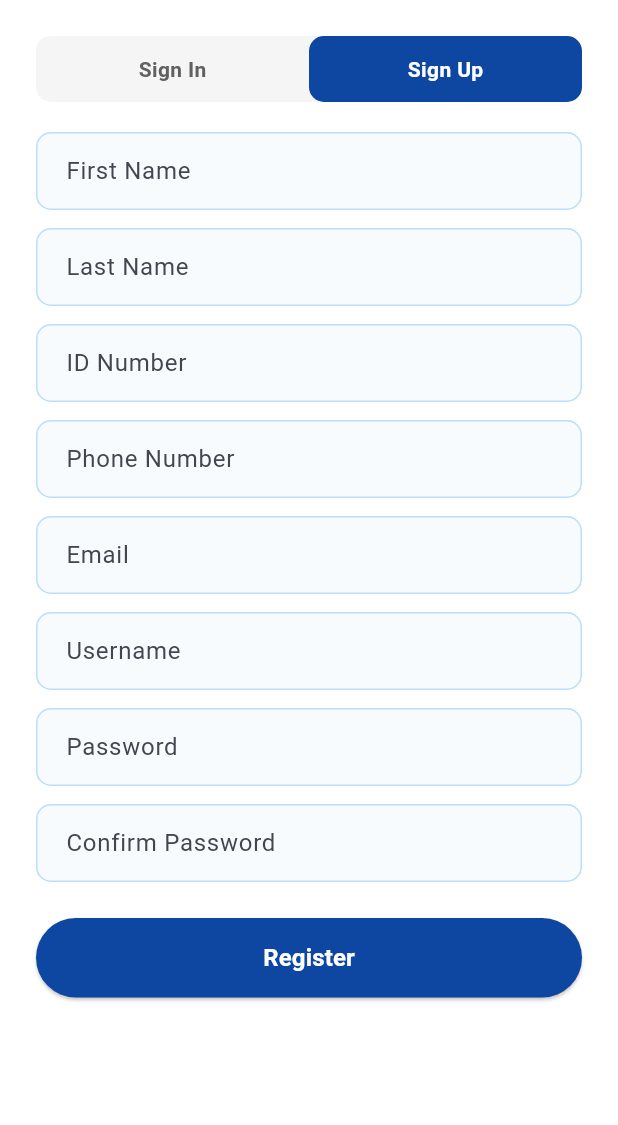
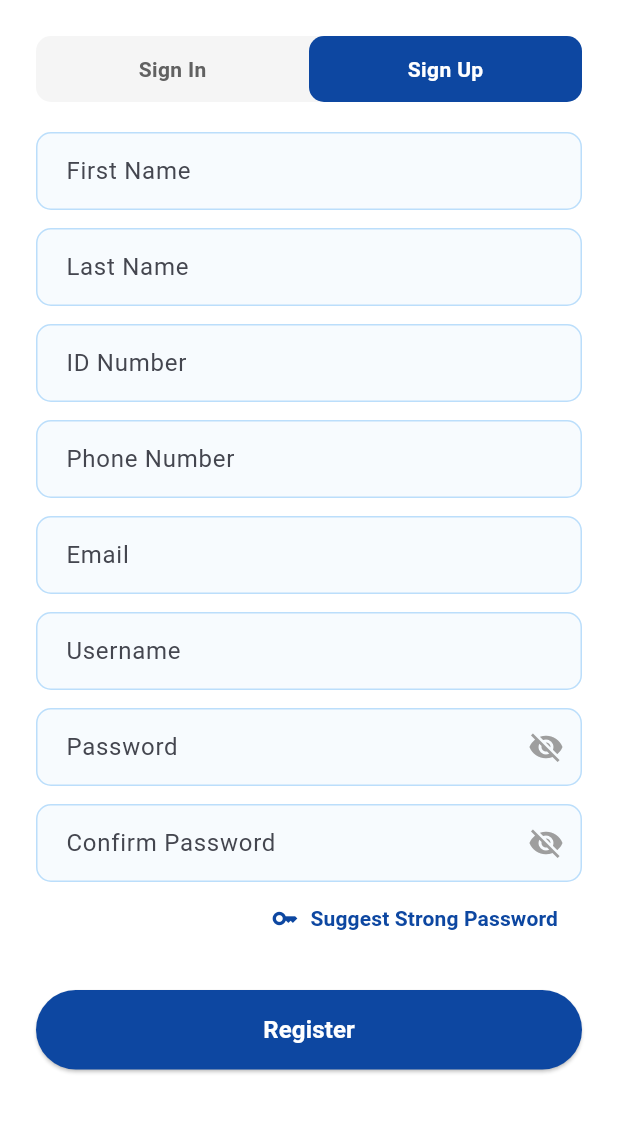
Before and after one commit to danielmokombugua/Furaha_dental_clinic, a Flutter app: the screen it shows after launch, on a phone screen of 412 x 824 dp, the part 111-1236 px from its top. Run offline on Flutter 3.47's test engine with Material 3 defaults, Android fonts, the phone set to English and light mode, and no system bars; our stand-ins replace cloud_firestore, firebase_auth, firebase_core; accounts and stored records are empty.

Commit message:
password generator stuff

```diff
--- a/lib/main.dart
+++ b/lib/main.dart
@@ -3,6 +3,7 @@ import 'package:firebase_core/firebase_core.dart';
 import 'package:firebase_auth/firebase_auth.dart';
 import 'package:cloud_firestore/cloud_firestore.dart';
 import 'dashboard_screen.dart';
+import 'password.dart'; // Ensure this matches your service file name
 
 void main() async {
   WidgetsFlutterBinding.ensureInitialized();
@@ -40,7 +41,7 @@ class FurahaDentalApp extends StatelessWidget {
           ),
           focusedBorder: OutlineInputBorder(
             borderRadius: BorderRadius.circular(10),
-            borderSide: const BorderSide(color: Color(0xFF0D47A1), width: 1.8),
+            borderSide: const BorderSide(color: const Color(0xFF0D47A1), width: 1.8),
           ),
         ),
       ),
@@ -59,6 +60,7 @@ class AuthScreen extends StatefulWidget {
 class _AuthScreenState extends State<AuthScreen> {
   bool isSignUp = true;
 
+  // Text Controllers
   final _firstNameController = TextEditingController();
   final _lastNameController = TextEditingController();
   final _idNumberController = TextEditingController();
@@ -70,6 +72,11 @@ class _AuthScreenState extends State<AuthScreen> {
 
   final _loginIdentifierController = TextEditingController();
   final _loginPasswordController = TextEditingController();
+
+  // Visibility Toggles
+  bool _obscurePassword = true;
+  bool _obscureConfirmPassword = true;
+  bool _obscureLoginPassword = true;
 
   String? errorMessage;
 
@@ -138,26 +145,24 @@ class _AuthScreenState extends State<AuthScreen> {
       );
 
       if (mounted) {
-        // 3. Success -> Show Pop-up Dialog then Navigate
-        if (mounted) {
         showDialog(
           context: context,
-            barrierDismissible: false, // Prevents closing by tapping outside
+          barrierDismissible: false,
           builder: (BuildContext context) {
             return AlertDialog(
               shape: RoundedRectangleBorder(borderRadius: BorderRadius.circular(12)),
               title: const Row(
                 children: [
-                    Icon(Icons.check_circle, color: Color(0xFF2E7D32)), // Accent Green
+                  Icon(Icons.check_circle, color: Color(0xFF2E7D32)),
                   SizedBox(width: 8),
-                    Text('Registration Successful', style: TextStyle(fontSize: 18)),
+                  Text('Login Successful', style: TextStyle(fontSize: 18)),
                 ],
               ),
-                content: const Text('Your patient profile has been created. Welcome to Furaha Dental Clinic!'),
+              content: const Text('Welcome back to Furaha Dental Clinic!'),
               actions: [
                 TextButton(
                   onPressed: () {
-                      Navigator.of(context).pop(); // Closes the pop-up
+                    Navigator.of(context).pop();
                     Navigator.pushReplacement(
                       context,
                       MaterialPageRoute(builder: (context) => const DashboardScreen()),
@@ -172,7 +177,6 @@ class _AuthScreenState extends State<AuthScreen> {
             );
           },
         );
-        }
       }
     } on FirebaseAuthException catch (e) {
       setState(() => errorMessage = e.message ?? 'Invalid email or password.');
@@ -287,10 +291,81 @@ class _AuthScreenState extends State<AuthScreen> {
                 const SizedBox(height: 12),
                 TextField(controller: _usernameController, decoration: const InputDecoration(labelText: 'Username')),
                 const SizedBox(height: 12),
-                TextField(controller: _passwordController, obscureText: true, decoration: const InputDecoration(labelText: 'Password')),
+
+                // Updated Password Field
+                TextField(
+                    controller: _passwordController,
+                    obscureText: _obscurePassword,
+                    decoration: InputDecoration(
+                      labelText: 'Password',
+                      suffixIcon: IconButton(
+                        icon: Icon(
+                          _obscurePassword ? Icons.visibility_off : Icons.visibility,
+                          color: Colors.grey,
+                        ),
+                        onPressed: () {
+                          setState(() {
+                            _obscurePassword = !_obscurePassword;
+                          });
+                        },
+                      ),
+                    )
+                ),
                 const SizedBox(height: 12),
-                TextField(controller: _confirmPasswordController, obscureText: true, decoration: const InputDecoration(labelText: 'Confirm Password')),
+
+                // Updated Confirm Password Field
+                TextField(
+                    controller: _confirmPasswordController,
+                    obscureText: _obscureConfirmPassword,
+                    decoration: InputDecoration(
+                      labelText: 'Confirm Password',
+                      suffixIcon: IconButton(
+                        icon: Icon(
+                          _obscureConfirmPassword ? Icons.visibility_off : Icons.visibility,
+                          color: Colors.grey,
+                        ),
+                        onPressed: () {
+                          setState(() {
+                            _obscureConfirmPassword = !_obscureConfirmPassword;
+                          });
+                        },
+                      ),
+                    )
+                ),
+
+                // Aligned Generate Password Button
+                Align(
+                  alignment: Alignment.centerRight,
+                  child: TextButton.icon(
+                    onPressed: () async {
+                      final String generated = await NativePasswordService.getPassword(16);
+
+                      setState(() {
+                        _passwordController.text = generated;
+                        _confirmPasswordController.text = generated;
+                        // Optional: Automatically reveal the passwords when generated
+                        _obscurePassword = false;
+                        _obscureConfirmPassword = false;
+                      });
+
+                      if (mounted) {
+                        ScaffoldMessenger.of(context).showSnackBar(
+                          const SnackBar(
+                            content: Text('Generated password filled!'),
+                            backgroundColor: Color(0xFF2E7D32),
+                          ),
+                        );
+                      }
+                    },
+                    icon: const Icon(Icons.key, color: Color(0xFF0D47A1)),
+                    label: const Text(
+                      'Suggest Strong Password',
+                      style: TextStyle(color: Color(0xFF0D47A1), fontWeight: FontWeight.bold),
+                    ),
+                  ),
+                ),
                 const SizedBox(height: 24),
+
                 ElevatedButton(
                   onPressed: handleRegister,
                   style: ElevatedButton.styleFrom(backgroundColor: const Color(0xFF0D47A1), padding: const EdgeInsets.symmetric(vertical: 15)),
@@ -299,7 +374,26 @@ class _AuthScreenState extends State<AuthScreen> {
               ] else ...[
                 TextField(controller: _loginIdentifierController, decoration: const InputDecoration(labelText: 'Email')),
                 const SizedBox(height: 14),
-                TextField(controller: _loginPasswordController, obscureText: true, decoration: const InputDecoration(labelText: 'Password')),
+
+                // Updated Sign In Password Field with toggle
+                TextField(
+                    controller: _loginPasswordController,
+                    obscureText: _obscureLoginPassword,
+                    decoration: InputDecoration(
+                      labelText: 'Password',
+                      suffixIcon: IconButton(
+                        icon: Icon(
+                          _obscureLoginPassword ? Icons.visibility_off : Icons.visibility,
+                          color: Colors.grey,
+                        ),
+                        onPressed: () {
+                          setState(() {
+                            _obscureLoginPassword = !_obscureLoginPassword;
+                          });
+                        },
+                      ),
+                    )
+                ),
                 const SizedBox(height: 24),
                 ElevatedButton(
                   onPressed: handleSignIn,
--- /dev/null
+++ b/lib/password.dart
@@ -0,0 +1,20 @@
+import 'package:flutter/services.dart';
+
+class NativePasswordService {
+  // The channel name must exactly match the string used in Java
+  static const platform = MethodChannel('com.furahadental/password');
+
+  static Future<String> getPassword([int length = 14]) async {
+    try {
+      // Pass the method name and arguments to Android
+      final String result = await platform.invokeMethod(
+          'generateStrongPassword',
+          {"length": length}
+      );
+      return result;
+    } on PlatformException catch (e) {
+      print("Failed to generate password: '${e.message}'.");
+      return "Error123456!"; // Fallback
+    }
+  }
+}
```
Also changed, not shown: 1 other file. Lines whose indentation alone changed are shown as unchanged.
